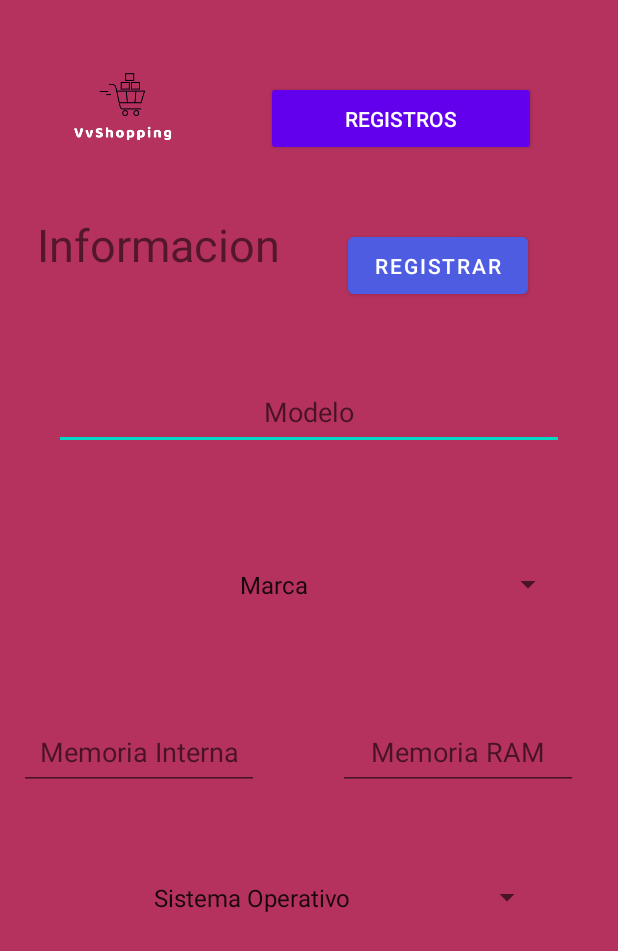
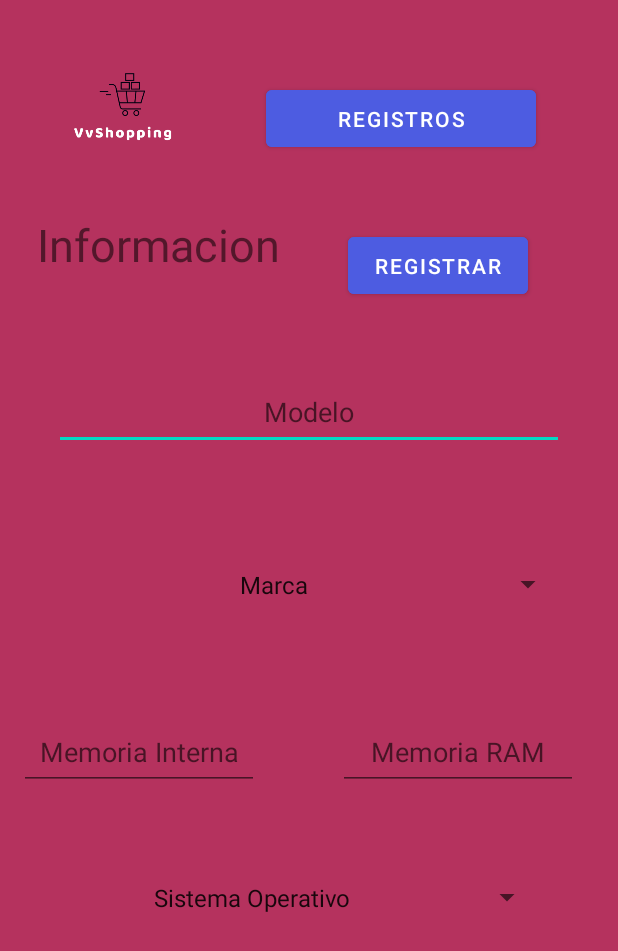
Before and after one commit to Axellaraa7/Android-PhonesStore, an Android app: the screen it shows after launch (MainActivity), on a phone screen of 412 x 824 dp. Shown: the top 951 px of the screen. Run offline under Robolectric (Android 15) with nearby library versions, the phone set to English and light mode, and no system bars.

Commit message:
proyecto_checked

```diff
--- a/app/src/main/res/layout/activity_main.xml
+++ b/app/src/main/res/layout/activity_main.xml
@@ -22,7 +22,6 @@
 
     <Button
         android:id="@+id/btRegistros"
-        style="@style/Widget.AppCompat.Button"
         android:layout_width="180dp"
         android:layout_height="50dp"
         android:layout_marginStart="15dp"
```
